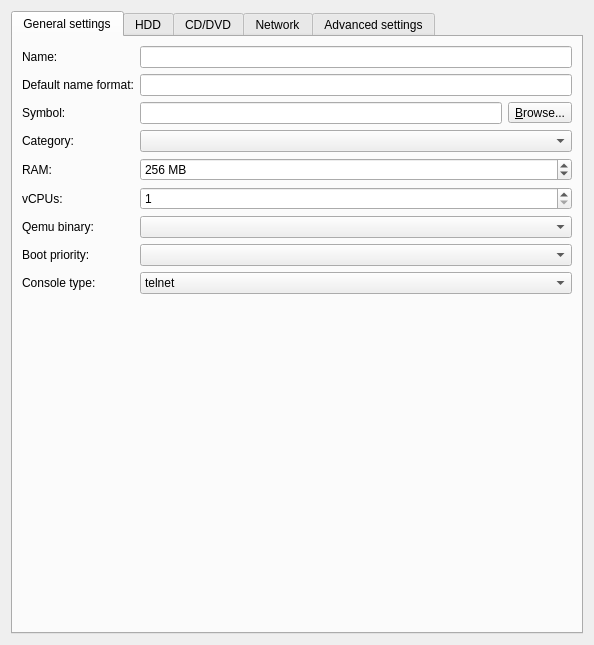
Qt form gns3/modules/qemu/ui/qemu_vm_configuration_page.ui (GNS3/gns3-gui) before a commit.
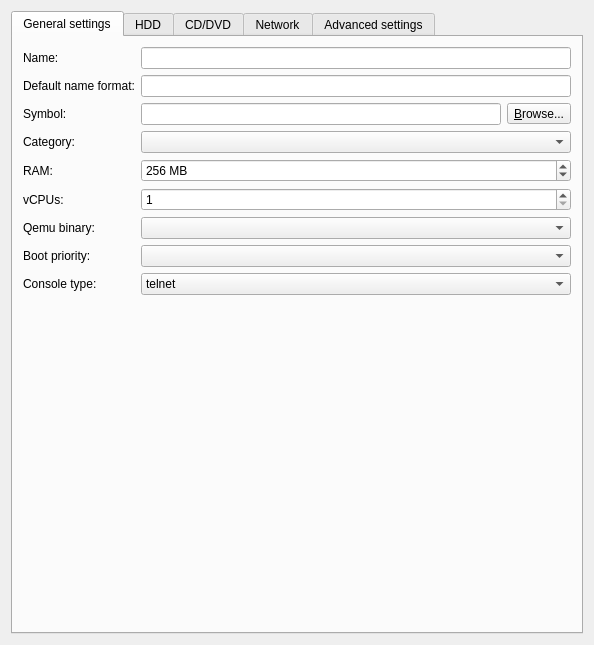
The same form after that commit.

Commit message: Force margins in configuration tabs.

```diff
--- a/gns3/modules/qemu/ui/qemu_vm_configuration_page.ui
+++ b/gns3/modules/qemu/ui/qemu_vm_configuration_page.ui
@@ -24,6 +24,9 @@
        <string>General settings</string>
       </attribute>
       <layout class="QGridLayout" name="gridLayout_4">
+       <property name="margin">
+        <number>10</number>
+       </property>
        <item row="4" column="0">
         <widget class="QLabel" name="uiRamLabel">
          <property name="text">
```
Left out of the diff: 12 changed lines with no effect on the pictures. The commit also changes 11 other files.
